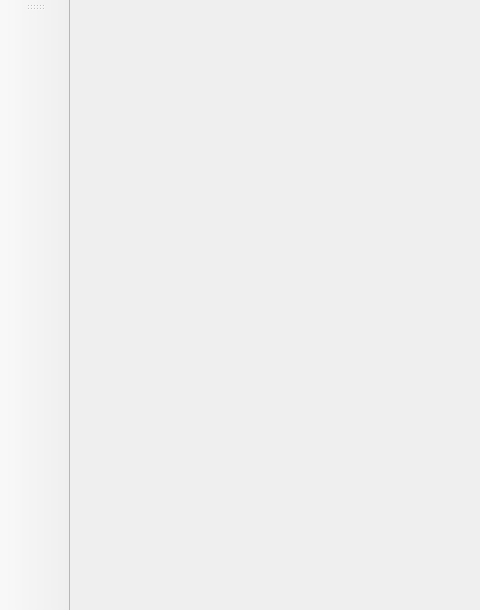
Above: views/ui/mw.ui from Clinical-Genomics-Umea/SampleSheetCreator before the change; both pictures show x 0 to 480 and y 0 to 610 of the 1319 by 610 pixel window. Below: the same form after it.
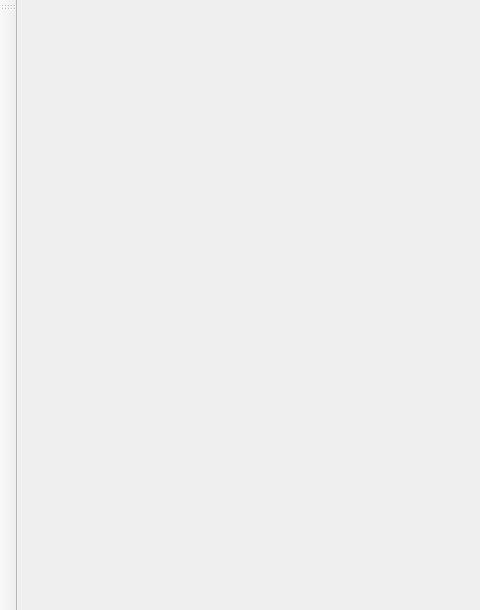
That is the form after the change.

Patch:
```diff
--- a/views/ui/mw.ui
+++ b/views/ui/mw.ui
@@ -232,12 +232,6 @@
    </layout>
   </widget>
   <widget class="QToolBar" name="left_toolBar">
-   <property name="minimumSize">
-    <size>
-     <width>70</width>
-     <height>0</height>
-    </size>
-   </property>
    <property name="windowTitle">
     <string>toolBar</string>
    </property>
```
